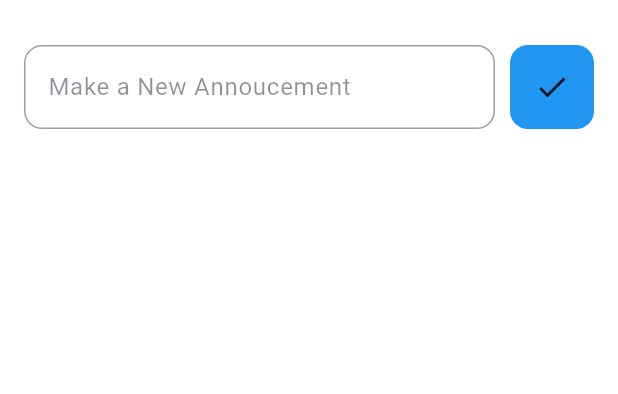
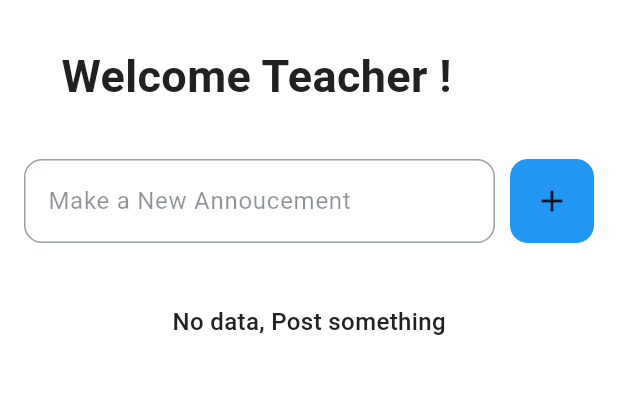
Before and after one commit to shrutiiiiin/classroom_firebase, a Flutter app: the screen it shows once a user with an empty profile is signed in, on a phone screen of 412 x 824 dp, the part 63-457 px from its top. Run offline on Flutter 3.47's test engine with Material 3 defaults, Android fonts, the phone set to English and light mode, and no system bars; our stand-ins replace cloud_firestore, firebase_auth, firebase_core; accounts and stored records are empty; network calls fail; Roboto replaces fonts that are missing (Poppins).

Commit message:
annoucement teacher

```diff
--- a/lib/components/my_postbutton.dart
+++ b/lib/components/my_postbutton.dart
@@ -15,7 +15,7 @@ class MyPostButton extends StatelessWidget {
           ),
           padding: EdgeInsets.all(16),
           margin: EdgeInsets.only(left: 10),
-          child: Icon(Icons.done),
+          child: Icon(Icons.add),
         ));
   }
 }
--- a/lib/database/firestore.dart
+++ b/lib/database/firestore.dart
@@ -7,7 +7,7 @@ class FirestoreDatabase {
 
   // Get the user's document from Firestore
   final CollectionReference posts =
-      FirebaseFirestore.instance.collection('Posts');
+      FirebaseFirestore.instance.collection('posts');
 
   Future<DocumentReference<Map<String, dynamic>>> addPost(
       String message) async {
@@ -30,7 +30,7 @@ class FirestoreDatabase {
 
   Stream<QuerySnapshot> getPostsStream() {
     final postStream = FirebaseFirestore.instance
-        .collection('Posts')
+        .collection('posts')
         .orderBy('timestamp', descending: true)
         .snapshots();
     return postStream;
--- a/lib/pages/drawer_pages/user.dart
+++ b/lib/pages/drawer_pages/user.dart
@@ -24,6 +24,8 @@ class UserPage extends StatelessWidget {
             return Text("No data");
           }
           final users = snapshot.data!.docs;
+           //List<DocumentSnapshot> users = snapshot.data!.docs;
+
           return Column(
             children: [
               Padding(
--- a/lib/pages/home_page.dart
+++ b/lib/pages/home_page.dart
@@ -3,6 +3,7 @@ import 'package:authentication_flutter/components/my_postbutton.dart';
 import 'package:authentication_flutter/components/textfield.dart';
 import 'package:authentication_flutter/database/firestore.dart';
 import 'package:authentication_flutter/helper/helper_function.dart';
+import 'package:cloud_firestore/cloud_firestore.dart';
 import 'package:flutter/material.dart';
 
 class Homepage extends StatelessWidget {
@@ -34,6 +35,19 @@ class Homepage extends StatelessWidget {
       drawer: MyDrawer(),
       body: Column(
         children: [
+          SizedBox(
+            height: 15,
+          ),
+          Padding(
+            padding: const EdgeInsets.only(right: 70),
+            child: Text(
+              "Welcome Teacher !",
+              style: TextStyle(fontSize: 30, fontWeight: FontWeight.w600),
+            ),
+          ),
+          SizedBox(
+            height: 18,
+          ),
           Padding(
             padding: const EdgeInsets.all(16.0),
             child: Row(
@@ -52,6 +66,44 @@ class Homepage extends StatelessWidget {
               ],
             ),
           ),
+          StreamBuilder(
+              stream: database.getPostsStream(),
+              builder: (context, snapshot) {
+                if (snapshot.connectionState == ConnectionState.waiting) {
+                  return Center(
+                    child: CircularProgressIndicator(),
+                  );
+                }
+                final posts = snapshot.data!.docs;
+                if (snapshot.hasError) {
+                  displaymessagetouser('Something went wrong', context);
+                } else if (snapshot.hasData == null || posts.isEmpty) {
+                  return Center(
+                      child: Padding(
+                    padding: const EdgeInsets.all(25.0),
+                    child: Text(
+                      "No data, Post something",
+                      style:
+                          TextStyle(fontSize: 16, fontWeight: FontWeight.w500),
+                    ),
+                  ));
+                }
+                return Expanded(
+                  child: ListView.builder(
+                    itemCount: posts.length,
+                    itemBuilder: (context, index) {
+                      final post = posts[index];
+                      String message = post['message'];
+                      String userEmail = post['user'];
+                      Timestamp timestamp = post['timestamp'];
+                      return ListTile(
+                        title: Text(post['message']),
+                        subtitle: Text(post['user']),
+                      );
+                    },
+                  ),
+                );
+              }),
         ],
       ),
     );
```
Also changed, not shown: lib/pages/Student Class/classpage.dart (+43 -2 lines), lib/pages/login_page.dart (+9 -0 lines), lib/pages/register_page.dart (+1 -17 lines), lib/pages/teacher_page.dart (deleted, +0 -10 lines).
